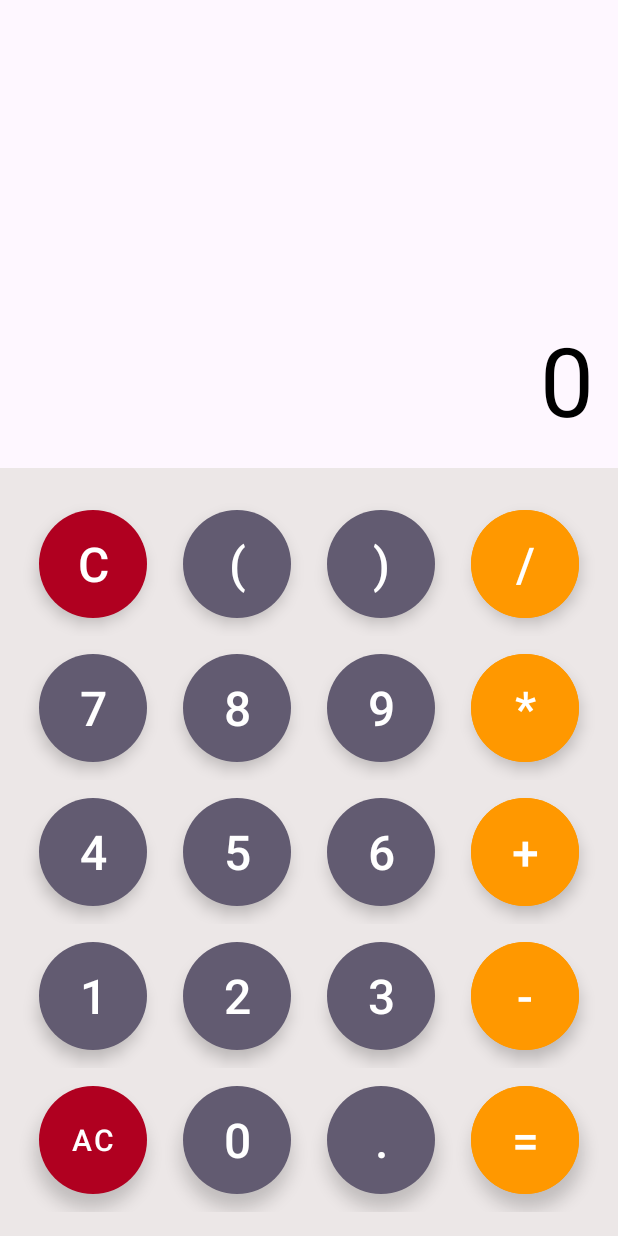
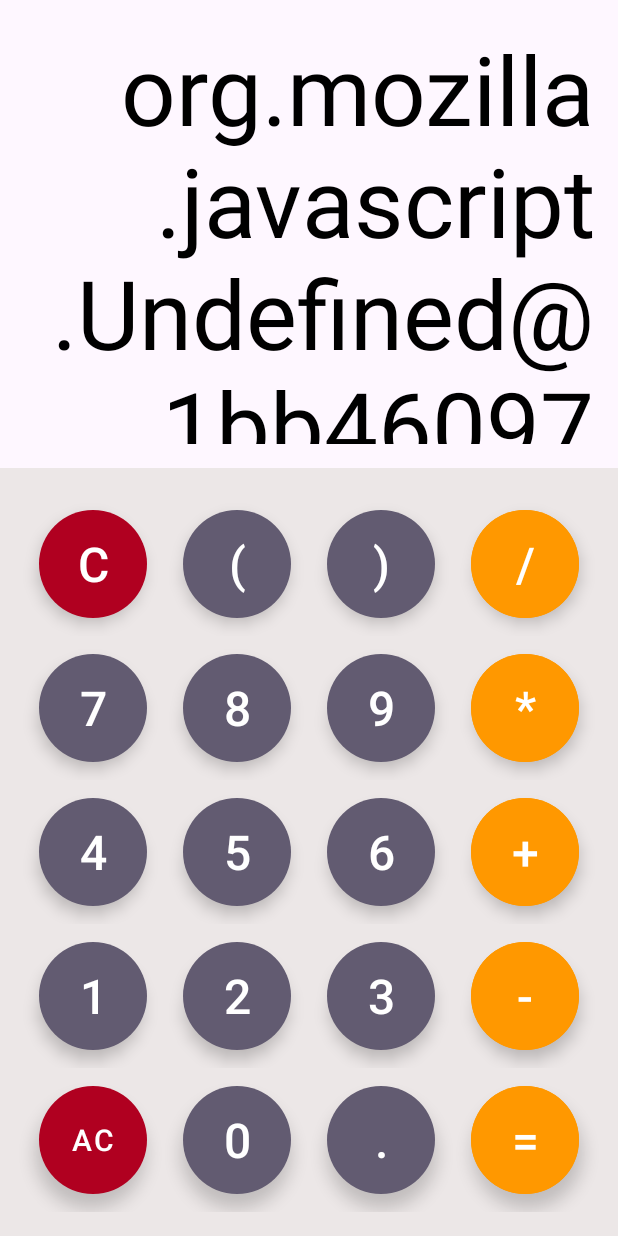
Before and after one commit to RaveenDissanayaka/Calculater-App-UWU-PGU-MIT-23-105, an Android app: the screen it shows after launch (MainActivity), after a tap on an icon or button, on a phone screen of 412 x 824 dp. Run offline under Robolectric (Android 15) with nearby library versions, the phone set to English and light mode, and no system bars; 1 statement that could not run was skipped.

Commit message:
finalize calculations

```diff
--- a/app/build.gradle.kts
+++ b/app/build.gradle.kts
@@ -33,6 +33,7 @@ dependencies {
     implementation("androidx.appcompat:appcompat:1.7.0")
     implementation("com.google.android.material:material:1.12.0")
     implementation("androidx.constraintlayout:constraintlayout:2.1.4")
+    implementation ("com.faendir.rhino:rhino-android:1.5.2")
     testImplementation("junit:junit:4.13.2")
     androidTestImplementation("androidx.test.ext:junit:1.2.1")
     androidTestImplementation("androidx.test.espresso:espresso-core:3.6.1")
--- a/app/src/main/java/com/example/calculater_app_mit_105/MainActivity.java
+++ b/app/src/main/java/com/example/calculater_app_mit_105/MainActivity.java
@@ -7,6 +7,9 @@ import android.view.View;
 import android.widget.TextView;
 
 import com.google.android.material.button.MaterialButton;
+
+import org.mozilla.javascript.Context;
+import org.mozilla.javascript.Scriptable;
 
 public class MainActivity extends AppCompatActivity implements View.OnClickListener {
 
@@ -74,9 +77,26 @@ public class MainActivity extends AppCompatActivity implements View.OnClickListe
         }
 
         solutionTv.setText(dataToCalculate);
+
+        String finalResult = getResult(dataToCalculate);
+
+        if (!finalResult.equals("Errors")) {
+            resultTv.setText(finalResult);
+        }
     }
 
     String getResult(String data) {
-        return "Calculated";
+        try {
+            Context context = Context.enter();
+            context.setOptimizationLevel(-1);
+            Scriptable scriptable = context.initStandardObjects();
+            String finalResult = context.evaluateString(scriptable, data, "Javascript", 1, null).toString();
+            if (finalResult.endsWith(".0")){
+                finalResult = finalResult.replace(".0", "");
+            }
+            return finalResult;
+        } catch (Exception e) {
+            return "Errors";
+        }
     }
 }
--- a/app/src/main/res/layout/activity_main.xml
+++ b/app/src/main/res/layout/activity_main.xml
@@ -15,10 +15,8 @@
         android:layout_centerHorizontal="true"
         android:layout_marginStart="16dp"
         android:layout_marginTop="16dp"
-
         android:layout_marginEnd="16dp"
         android:layout_marginBottom="16dp"
-        android:text="0"
         android:textAlignment="textEnd"
         android:textColor="@color/black"
         android:textSize="32dp" />
```
